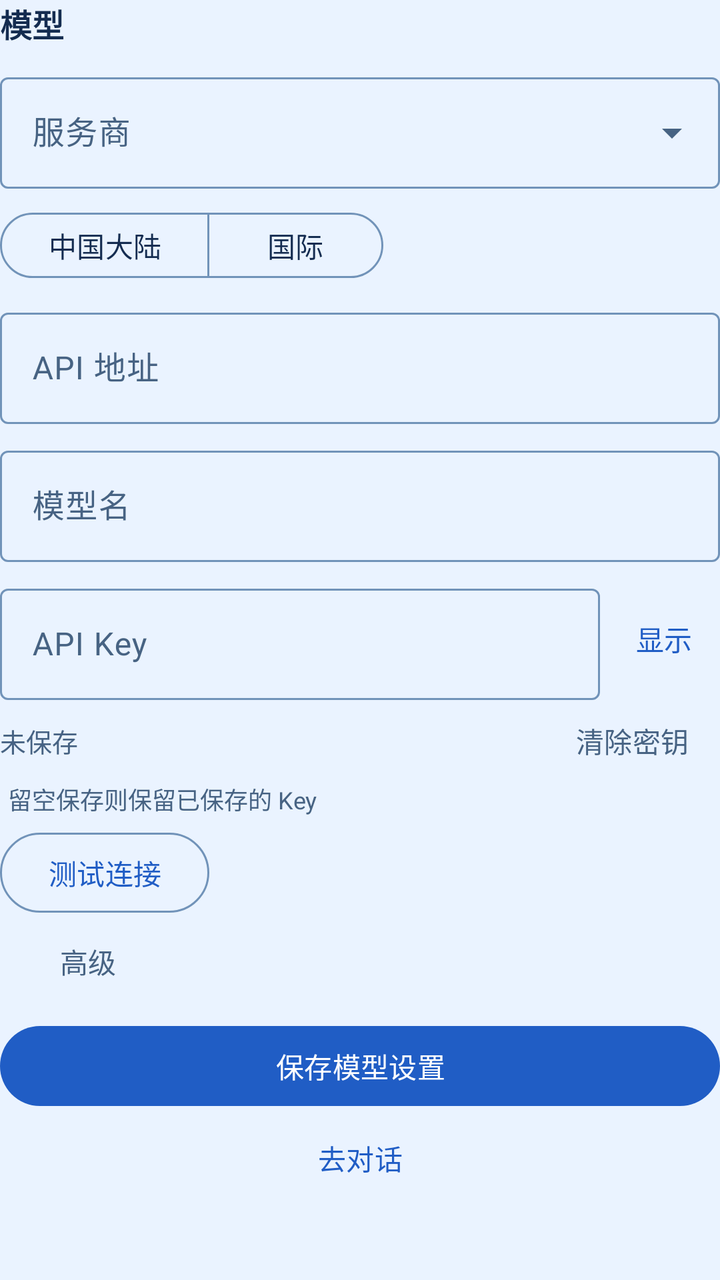
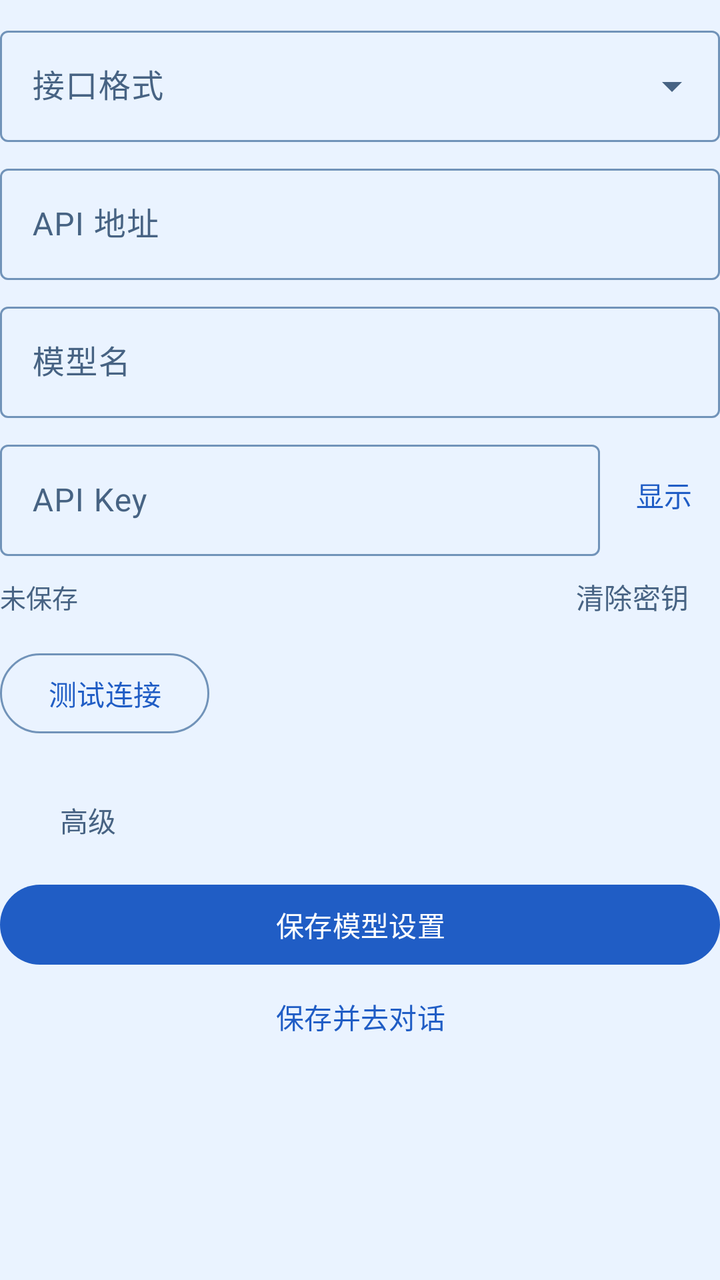

Two renders of the same Android screen: before a commit and after it. Below are the layout's source before the change and the commit's diff.
<!-- AndroidManifest.xml: application theme Theme.Bluefin -->
<!-- res/layout/section_model_settings.xml -->
<?xml version="1.0" encoding="utf-8"?>
<LinearLayout xmlns:android="http://schemas.android.com/apk/res/android"
    xmlns:app="http://schemas.android.com/apk/res-auto"
    android:layout_width="match_parent"
    android:layout_height="wrap_content"
    android:layout_marginTop="20dp"
    android:orientation="vertical">

    <TextView
        android:layout_width="match_parent"
        android:layout_height="wrap_content"
        android:text="@string/model_section_title"
        android:textColor="@color/ink"
        android:textSize="16sp"
        android:textStyle="bold" />

    <com.google.android.material.textfield.TextInputLayout
        style="@style/Widget.Material3.TextInputLayout.OutlinedBox.ExposedDropdownMenu"
        android:layout_width="match_parent"
        android:layout_height="wrap_content"
        android:layout_marginTop="10dp"
        android:hint="@string/model_provider">

        <com.google.android.material.textfield.MaterialAutoCompleteTextView
            android:id="@+id/model_provider"
            android:layout_width="match_parent"
            android:layout_height="wrap_content"
            android:inputType="none"
            android:minHeight="48dp" />
    </com.google.android.material.textfield.TextInputLayout>

    <com.google.android.material.button.MaterialButtonToggleGroup
        android:id="@+id/model_region_group"
        android:layout_width="wrap_content"
        android:layout_height="wrap_content"
        android:layout_marginTop="8dp"
        app:selectionRequired="true"
        app:singleSelection="true">

        <com.google.android.material.button.MaterialButton
            android:id="@+id/model_region_mainland"
            style="@style/Widget.Material3.Button.OutlinedButton"
            android:layout_width="wrap_content"
            android:layout_height="wrap_content"
            android:minHeight="40dp"
            android:text="@string/model_region_mainland" />

        <com.google.android.material.button.MaterialButton
            android:id="@+id/model_region_intl"
            style="@style/Widget.Material3.Button.OutlinedButton"
            android:layout_width="wrap_content"
            android:layout_height="wrap_content"
            android:minHeight="40dp"
            android:text="@string/model_region_intl" />
    </com.google.android.material.button.MaterialButtonToggleGroup>

    <com.google.android.material.textfield.TextInputLayout
        style="@style/Widget.Material3.TextInputLayout.OutlinedBox"
        android:layout_width="match_parent"
        android:layout_height="wrap_content"
        android:layout_marginTop="8dp"
        android:hint="@string/model_url">

        <com.google.android.material.textfield.TextInputEditText
            android:id="@+id/model_url"
            android:layout_width="match_parent"
            android:layout_height="wrap_content"
            android:inputType="textUri"
            android:minHeight="48dp" />
    </com.google.android.material.textfield.TextInputLayout>

    <com.google.android.material.textfield.TextInputLayout
        style="@style/Widget.Material3.TextInputLayout.OutlinedBox"
        android:layout_width="match_parent"
        android:layout_height="wrap_content"
        android:layout_marginTop="8dp"
        android:hint="@string/model_name">

        <com.google.android.material.textfield.TextInputEditText
            android:id="@+id/model_name"
            android:layout_width="match_parent"
            android:layout_height="wrap_content"
            android:inputType="text"
            android:minHeight="48dp" />
    </com.google.android.material.textfield.TextInputLayout>

    <LinearLayout
        android:layout_width="match_parent"
        android:layout_height="wrap_content"
        android:layout_marginTop="8dp"
        android:gravity="center_vertical"
        android:orientation="horizontal">

        <com.google.android.material.textfield.TextInputLayout
            style="@style/Widget.Material3.TextInputLayout.OutlinedBox"
            android:layout_width="0dp"
            android:layout_height="wrap_content"
            android:layout_weight="1"
            android:hint="@string/model_key">

            <com.google.android.material.textfield.TextInputEditText
                android:id="@+id/model_key"
                android:layout_width="match_parent"
                android:layout_height="wrap_content"
                android:inputType="textPassword"
                android:minHeight="48dp" />
        </com.google.android.material.textfield.TextInputLayout>

        <com.google.android.material.button.MaterialButton
            android:id="@+id/model_key_toggle"
            style="@style/Widget.Material3.Button.TextButton"
            android:layout_width="wrap_content"
            android:layout_height="wrap_content"
            android:layout_marginStart="4dp"
            android:minWidth="56dp"
            android:minHeight="48dp"
            android:text="@string/model_show" />
    </LinearLayout>

    <LinearLayout
        android:layout_width="match_parent"
        android:layout_height="wrap_content"
        android:gravity="center_vertical"
        android:orientation="horizontal">

        <TextView
            android:id="@+id/model_key_state"
            android:layout_width="0dp"
            android:layout_height="wrap_content"
            android:layout_weight="1"
            android:text="@string/model_key_not_saved"
            android:textColor="@color/muted"
            android:textSize="13sp" />

        <com.google.android.material.button.MaterialButton
            android:id="@+id/model_key_clear"
            style="@style/Widget.Material3.Button.TextButton"
            android:layout_width="wrap_content"
            android:layout_height="wrap_content"
            android:minHeight="40dp"
            android:text="@string/model_clear_key"
            android:textColor="@color/muted" />
    </LinearLayout>

    <TextView
        android:layout_width="match_parent"
        android:layout_height="wrap_content"
        android:paddingStart="4dp"
        android:paddingEnd="4dp"
        android:text="@string/model_key_keep"
        android:textColor="@color/muted"
        android:textSize="12sp" />

    <LinearLayout
        android:layout_width="match_parent"
        android:layout_height="wrap_content"
        android:layout_marginTop="4dp"
        android:gravity="center_vertical"
        android:orientation="horizontal">

        <com.google.android.material.button.MaterialButton
            android:id="@+id/model_test"
            style="@style/Widget.Material3.Button.OutlinedButton"
            android:layout_width="wrap_content"
            android:layout_height="wrap_content"
            android:minHeight="48dp"
            android:text="@string/model_test" />

        <TextView
            android:id="@+id/model_test_status"
            android:layout_width="0dp"
            android:layout_height="wrap_content"
            android:layout_marginStart="10dp"
            android:layout_weight="1"
            android:textColor="@color/muted"
            android:textSize="13sp" />
    </LinearLayout>

    <com.google.android.material.button.MaterialButton
        android:id="@+id/model_advanced_toggle"
        style="@style/Widget.Material3.Button.TextButton"
        android:layout_width="wrap_content"
        android:layout_height="wrap_content"
        android:minHeight="40dp"
        android:text="@string/model_advanced"
        android:textColor="@color/muted" />

    <LinearLayout
        android:id="@+id/model_advanced_group"
        android:layout_width="match_parent"
        android:layout_height="wrap_content"
        android:orientation="vertical"
        android:visibility="gone">

        <com.google.android.material.textfield.TextInputLayout
            style="@style/Widget.Material3.TextInputLayout.OutlinedBox"
            android:layout_width="match_parent"
            android:layout_height="wrap_content"
            android:hint="@string/model_temperature">

            <com.google.android.material.textfield.TextInputEditText
                android:id="@+id/model_temperature"
                android:layout_width="match_parent"
                android:layout_height="wrap_content"
                android:inputType="numberDecimal"
                android:minHeight="48dp" />
        </com.google.android.material.textfield.TextInputLayout>

        <com.google.android.material.textfield.TextInputLayout
            style="@style/Widget.Material3.TextInputLayout.OutlinedBox"
            android:layout_width="match_parent"
            android:layout_height="wrap_content"
            android:layout_marginTop="8dp"
            android:hint="@string/model_max_tokens">

            <com.google.android.material.textfield.TextInputEditText
                android:id="@+id/model_max_tokens"
                android:layout_width="match_parent"
                android:layout_height="wrap_content"
                android:inputType="number"
                android:minHeight="48dp" />
        </com.google.android.material.textfield.TextInputLayout>

        <com.google.android.material.textfield.TextInputLayout
            style="@style/Widget.Material3.TextInputLayout.OutlinedBox"
            android:layout_width="match_parent"
            android:layout_height="wrap_content"
            android:layout_marginTop="8dp"
            android:hint="@string/model_headers">

            <com.google.android.material.textfield.TextInputEditText
                android:id="@+id/model_headers"
                android:layout_width="match_parent"
                android:layout_height="wrap_content"
                android:gravity="top|start"
                android:inputType="textMultiLine"
                android:minLines="2"
                android:paddingTop="12dp" />
        </com.google.android.material.textfield.TextInputLayout>

        <TextView
            android:layout_width="match_parent"
            android:layout_height="wrap_content"
            android:text="@string/model_headers_help"
            android:textColor="@color/muted"
            android:textSize="12sp" />
    </LinearLayout>

    <com.google.android.material.button.MaterialButton
        android:id="@+id/model_save"
        android:layout_width="match_parent"
        android:layout_height="wrap_content"
        android:layout_marginTop="8dp"
        android:minHeight="48dp"
        android:text="@string/model_save" />

    <com.google.android.material.button.MaterialButton
        android:id="@+id/model_go_chat"
        style="@style/Widget.Material3.Button.TextButton"
        android:layout_width="match_parent"
        android:layout_height="wrap_content"
        android:minHeight="44dp"
        android:text="@string/model_go_chat" />
</LinearLayout>
<!-- resources referenced by this layout -->
<resources>
  <color name="ink">#142C50</color>
  <color name="muted">#476383</color>
  <string name="model_advanced">高级</string>
  <string name="model_clear_key">清除密钥</string>
  <string name="model_go_chat">去对话</string>
  <string name="model_headers">附加请求头</string>
  <string name="model_headers_help">每行一个，例如 X-Gateway: value。不会写入日志。</string>
  <string name="model_key">API Key</string>
  <string name="model_key_keep">留空保存则保留已保存的 Key</string>
  <string name="model_key_not_saved">未保存</string>
  <string name="model_max_tokens">最大输出 token</string>
  <string name="model_name">模型名</string>
  <string name="model_provider">服务商</string>
  <string name="model_region_intl">国际</string>
  <string name="model_region_mainland">中国大陆</string>
  <string name="model_save">保存模型设置</string>
  <string name="model_section_title">模型</string>
  <string name="model_show">显示</string>
  <string name="model_temperature">温度（可选）</string>
  <string name="model_test">测试连接</string>
  <string name="model_url">API 地址</string>
  <style name="Theme.Bluefin" parent="Theme.Material3.Light.NoActionBar">
          <item name="colorPrimary">@color/accent</item>
          <item name="colorOnPrimary">@android:color/white</item>
          <item name="colorSurface">@color/paper</item>
          <item name="colorSurfaceContainerLow">@color/ice</item>
          <item name="colorSurfaceContainerHigh">@color/ice</item>
          <item name="colorSurfaceContainerHighest">@color/blue_mist</item>
          <item name="colorOnSurface">@color/ink</item>
          <item name="colorOnSurfaceVariant">@color/muted</item>
          <item name="colorPrimaryContainer">@color/blue_mist</item>
          <item name="colorOnPrimaryContainer">@color/blue_deep</item>
          <item name="colorSecondaryContainer">@color/blue_mist</item>
          <item name="colorOnSecondaryContainer">@color/blue_deep</item>
          <item name="colorOutline">@color/blue_outline</item>
          <item name="colorOutlineVariant">@color/blue_line</item>
          <item name="android:statusBarColor">@android:color/transparent</item>
          <item name="android:navigationBarColor">@android:color/transparent</item>
          <item name="android:windowBackground">@color/stage</item>
          <item name="android:forceDarkAllowed" tools:targetApi="29">false</item>
      </style>
  <color name="accent">#205DC5</color>
  <color name="paper">#FFFFFF</color>
  <color name="ice">#F1F7FF</color>
  <color name="blue_mist">#E0EEFF</color>
  <color name="blue_deep">#16458F</color>
  <color name="blue_outline">#7193B9</color>
  <color name="blue_line">#CADDF3</color>
  <color name="stage">#EAF3FF</color>
</resources>

<!-- the commit's change to res/layout/section_model_settings.xml (unified diff, before → after) -->
@@ -1,59 +1,25 @@
 <?xml version="1.0" encoding="utf-8"?>
 <LinearLayout xmlns:android="http://schemas.android.com/apk/res/android"
-    xmlns:app="http://schemas.android.com/apk/res-auto"
     android:layout_width="match_parent"
     android:layout_height="wrap_content"
-    android:layout_marginTop="20dp"
     android:orientation="vertical">
-
-    <TextView
-        android:layout_width="match_parent"
-        android:layout_height="wrap_content"
-        android:text="@string/model_section_title"
-        android:textColor="@color/ink"
-        android:textSize="16sp"
-        android:textStyle="bold" />
 
     <com.google.android.material.textfield.TextInputLayout
         style="@style/Widget.Material3.TextInputLayout.OutlinedBox.ExposedDropdownMenu"
         android:layout_width="match_parent"
         android:layout_height="wrap_content"
         android:layout_marginTop="10dp"
-        android:hint="@string/model_provider">
+        android:hint="@string/model_format">
 
         <com.google.android.material.textfield.MaterialAutoCompleteTextView
-            android:id="@+id/model_provider"
-            android:layout_width="match_parent"
-            android:layout_height="wrap_content"
+            android:id="@+id/model_format"
+            android:layout_width="match_parent"
+            android:layout_height="wrap_content"
+            android:freezesText="true"
             android:inputType="none"
             android:minHeight="48dp" />
     </com.google.android.material.textfield.TextInputLayout>
 
-    <com.google.android.material.button.MaterialButtonToggleGroup
-        android:id="@+id/model_region_group"
-        android:layout_width="wrap_content"
-        android:layout_height="wrap_content"
-        android:layout_marginTop="8dp"
-        app:selectionRequired="true"
-        app:singleSelection="true">
-
-        <com.google.android.material.button.MaterialButton
-            android:id="@+id/model_region_mainland"
-            style="@style/Widget.Material3.Button.OutlinedButton"
-            android:layout_width="wrap_content"
-            android:layout_height="wrap_content"
-            android:minHeight="40dp"
-            android:text="@string/model_region_mainland" />
-
-        <com.google.android.material.button.MaterialButton
-            android:id="@+id/model_region_intl"
-            style="@style/Widget.Material3.Button.OutlinedButton"
-            android:layout_width="wrap_content"
-            android:layout_height="wrap_content"
-            android:minHeight="40dp"
-            android:text="@string/model_region_intl" />
-    </com.google.android.material.button.MaterialButtonToggleGroup>
-
     <com.google.android.material.textfield.TextInputLayout
         style="@style/Widget.Material3.TextInputLayout.OutlinedBox"
         android:layout_width="match_parent"
@@ -100,6 +66,7 @@
 
             <com.google.android.material.textfield.TextInputEditText
                 android:id="@+id/model_key"
+                android:saveEnabled="false"
                 android:layout_width="match_parent"
                 android:layout_height="wrap_content"
                 android:inputType="textPassword"
@@ -142,39 +109,22 @@
             android:textColor="@color/muted" />
     </LinearLayout>
 
+    <com.google.android.material.button.MaterialButton
+        android:id="@+id/model_test"
+        style="@style/Widget.Material3.Button.OutlinedButton"
+        android:layout_width="wrap_content"
+        android:layout_height="wrap_content"
+        android:layout_marginTop="4dp"
+        android:minHeight="48dp"
+        android:text="@string/model_test" />
+
     <TextView
-        android:layout_width="match_parent"
-        android:layout_height="wrap_content"
-        android:paddingStart="4dp"
-        android:paddingEnd="4dp"
-        android:text="@string/model_key_keep"
-        android:textColor="@color/muted"
-        android:textSize="12sp" />
-
-    <LinearLayout
-        android:layout_width="match_parent"
-        android:layout_height="wrap_content"
-        android:layout_marginTop="4dp"
-        android:gravity="center_vertical"
-        android:orientation="horizontal">
-
-        <com.google.android.material.button.MaterialButton
-            android:id="@+id/model_test"
-            style="@style/Widget.Material3.Button.OutlinedButton"
-            android:layout_width="wrap_content"
-            android:layout_height="wrap_content"
-            android:minHeight="48dp"
-            android:text="@string/model_test" />
-
-        <TextView
-            android:id="@+id/model_test_status"
-            android:layout_width="0dp"
-            android:layout_height="wrap_content"
-            android:layout_marginStart="10dp"
-            android:layout_weight="1"
-            android:textColor="@color/muted"
-            android:textSize="13sp" />
-    </LinearLayout>
+        android:id="@+id/model_test_status"
+        android:layout_width="match_parent"
+        android:layout_height="wrap_content"
+        android:accessibilityLiveRegion="polite"
+        android:textColor="@color/ink"
+        android:textSize="14sp" />
 
     <com.google.android.material.button.MaterialButton
         android:id="@+id/model_advanced_toggle"
@@ -230,6 +180,7 @@
 
             <com.google.android.material.textfield.TextInputEditText
                 android:id="@+id/model_headers"
+                android:saveEnabled="false"
                 android:layout_width="match_parent"
                 android:layout_height="wrap_content"
                 android:gravity="top|start"
<!-- resource entries referenced after the edit -->
@@ -4,19 +4,15 @@
   <color name="muted">#476383</color>
   <string name="model_advanced">高级</string>
   <string name="model_clear_key">清除密钥</string>
-  <string name="model_go_chat">去对话</string>
+  <string name="model_format">接口格式</string>
+  <string name="model_go_chat">保存并去对话</string>
   <string name="model_headers">附加请求头</string>
   <string name="model_headers_help">每行一个，例如 X-Gateway: value。不会写入日志。</string>
   <string name="model_key">API Key</string>
-  <string name="model_key_keep">留空保存则保留已保存的 Key</string>
   <string name="model_key_not_saved">未保存</string>
   <string name="model_max_tokens">最大输出 token</string>
   <string name="model_name">模型名</string>
-  <string name="model_provider">服务商</string>
-  <string name="model_region_intl">国际</string>
-  <string name="model_region_mainland">中国大陆</string>
   <string name="model_save">保存模型设置</string>
-  <string name="model_section_title">模型</string>
   <string name="model_show">显示</string>
   <string name="model_temperature">温度（可选）</string>
   <string name="model_test">测试连接</string>
